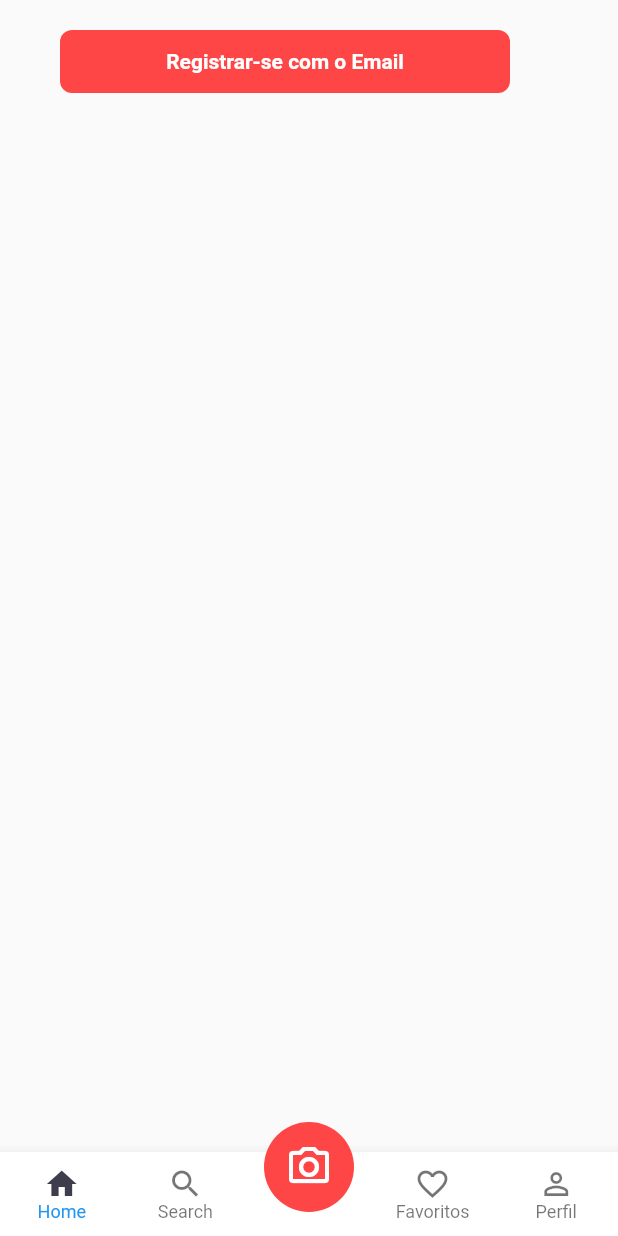
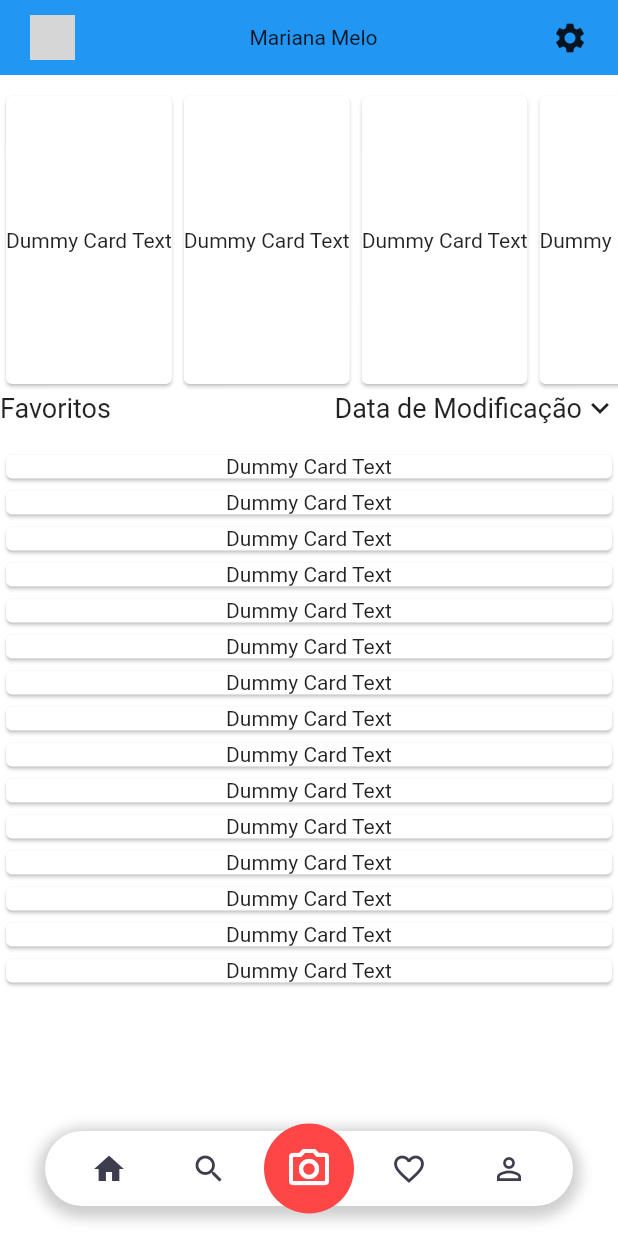
Before and after one commit to antoniokot/flaevr, a Flutter app: the Origin screen opened directly, on a phone screen of 412 x 824 dp. Run offline on Flutter 3.47's test engine with Material 2 defaults, Android fonts, the phone set to English and light mode, and no system bars; our stand-ins replace flutter_spinkit; network calls fail; grey boxes are pictures that could not be loaded.

Commit message:
New Menu and Profile Layout

```diff
--- a/lib/pages/profile.dart
+++ b/lib/pages/profile.dart
@@ -10,24 +10,100 @@ class Profile extends StatefulWidget {
 }
 
 class ProfileState extends State<Profile> {
+  bool isVisible = true;
+  bool isOpaque = true;
   @override
   Widget build(BuildContext context) {
-    return Scaffold(
-        body: Container(
-      child: Button(
-        padding: EdgeInsets.only(left: 40, right: 40, bottom: 11, top: 20),
-        constraints: BoxConstraints(minWidth: 100, maxWidth: 300),
-        width: double.infinity,
-        height: 42,
-        text: "Registrar-se com o Email",
-        textStyle: TextStyle(
-            color: Colors.white, fontWeight: FontWeight.bold, fontSize: 14),
-        backgroundColor: Color.fromRGBO(255, 70, 70, 1),
-        onPressed: () => {
-          Navigator.push(
-              context, MaterialPageRoute(builder: (context) => Config()))
-        },
-      ),
-    ));
+    final Size size = MediaQuery.of(context).size;
+    return SafeArea(
+      child: Scaffold(
+          backgroundColor: Colors.white,
+          body: Stack(
+            children: <Widget>[
+              SingleChildScrollView(
+                child: Column(
+                  mainAxisSize: MainAxisSize.min,
+                  children: <Widget>[
+                    SizedBox(
+                      height: 60,
+                    ),
+                    SizedBox(
+                      height: 200,
+                      child: ListView.builder(
+                        physics: BouncingScrollPhysics(),
+                        shrinkWrap: true,
+                        scrollDirection: Axis.horizontal,
+                        itemCount: 15,
+                        itemBuilder: (BuildContext context, int index) => Card(
+                          child: Center(child: Text('Dummy Card Text')),
+                        ),
+                      ),
+                    ),
+                    Padding(
+                      padding: EdgeInsets.only(bottom: 15),
+                      child: Row(
+                        mainAxisAlignment: MainAxisAlignment.spaceBetween,
+                        children: [
+                          Text(
+                            'Favoritos',
+                            style: TextStyle(fontSize: 18),
+                          ),
+                          Row(
+                            children: [
+                              Text(
+                                'Data de Modificação',
+                                style: TextStyle(fontSize: 18),
+                              ),
+                              Icon(Icons.expand_more)
+                            ],
+                          )
+                        ],
+                      ),
+                    ),
+                    SizedBox(
+                      height: MediaQuery.of(context).size.height - 200,
+                      child: ListView.builder(
+                        physics: BouncingScrollPhysics(),
+                        shrinkWrap: true,
+                        scrollDirection: Axis.vertical,
+                        itemCount: 15,
+                        itemBuilder: (BuildContext context, int index) => Card(
+                          child: Center(child: Text('Dummy Card Text')),
+                        ),
+                      ),
+                    ),
+                  ],
+                ),
+              ),
+              Align(
+                alignment: Alignment.topCenter,
+                child: Container(
+                    alignment: Alignment.center,
+                    height: 50,
+                    width: size.width,
+                    color: Colors.blue,
+                    child: Padding(
+                        padding: EdgeInsets.symmetric(horizontal: 20),
+                        child: Row(
+                            mainAxisAlignment: MainAxisAlignment.spaceBetween,
+                            children: [
+                              Container(
+                                width: 30,
+                                height: 30,
+                                decoration: BoxDecoration(
+                                  shape: BoxShape.circle,
+                                  image: DecorationImage(
+                                      image: NetworkImage(
+                                          'https://images.pexels.com/photos/4345992/pexels-photo-4345992.jpeg?auto=compress&cs=tinysrgb&dpr=2&h=650&w=940'),
+                                      fit: BoxFit.fill),
+                                ),
+                              ),
+                              Text('Mariana Melo'),
+                              Icon(Icons.settings)
+                            ]))),
+              ),
+            ],
+          )),
+    );
   }
 }
--- a/lib/pages/spa.dart
+++ b/lib/pages/spa.dart
@@ -30,7 +30,7 @@ class OriginState extends State<Origin> {
     return Scaffold(
       floatingActionButtonLocation: FloatingActionButtonLocation.centerDocked,
       floatingActionButton: Padding(
-          padding: EdgeInsets.only(top: 20),
+        padding: EdgeInsets.only(top: 20, bottom: 15),
         child: SizedBox(
           height: 60,
           width: 60,
@@ -48,8 +48,72 @@ class OriginState extends State<Origin> {
           ),
         ),
       ),
-        body: _children[_currentIndex],
-        bottomNavigationBar: Theme(
+      body: Stack(children: [
+        _children[_currentIndex],
+        Positioned(
+            left: 30.0,
+            right: 30.0,
+            bottom: 20.0,
+            child: new Container(
+                width: MediaQuery.of(context).size.width - 60,
+                height: 50.0,
+                decoration: new BoxDecoration(
+                  color: Colors.white,
+                  borderRadius: BorderRadius.all(Radius.circular(50)),
+                  boxShadow: [
+                    BoxShadow(
+                      color: Colors.grey.withOpacity(0.5),
+                      spreadRadius: 5,
+                      blurRadius: 7,
+                      offset: Offset(0, 3), // changes position of shadow
+                    ),
+                  ],
+                ),
+                child: Row(
+                  mainAxisAlignment: MainAxisAlignment.spaceEvenly,
+                  children: [
+                    IconButton(
+                        icon: Icon(
+                          Icons.home,
+                          color: Color(0xFF3d3d4e),
+                        ),
+                        onPressed: () {
+                          onTabTapped(0);
+                        }),
+                    IconButton(
+                        icon: Icon(
+                          Icons.search_outlined,
+                          color: Color(0xFF3d3d4e),
+                        ),
+                        onPressed: () {
+                          onTabTapped(1);
+                        }),
+                    IconButton(
+                        icon: Icon(
+                          Icons.home,
+                          color: Color(0xFF3d3d4e),
+                        ),
+                        onPressed: () {}),
+                    IconButton(
+                        icon: Icon(
+                          Icons.favorite_border,
+                          color: Color(0xFF3d3d4e),
+                        ),
+                        onPressed: () {
+                          onTabTapped(3);
+                        }),
+                    IconButton(
+                        icon: Icon(
+                          Icons.person_outline,
+                          color: Color(0xFF3d3d4e),
+                        ),
+                        onPressed: () {
+                          onTabTapped(4);
+                        }),
+                  ],
+                )))
+      ]),
+      /*bottomNavigationBar: Theme(
           data: Theme.of(context).copyWith(
             // sets the background color of the `BottomNavigationBar`
             canvasColor: Colors.white,
@@ -100,6 +164,7 @@ class OriginState extends State<Origin> {
                   ))
             ],
           ),
-        ));
+        )*/
+    );
   }
 }
```
Lines whose indentation alone changed are shown as unchanged.
